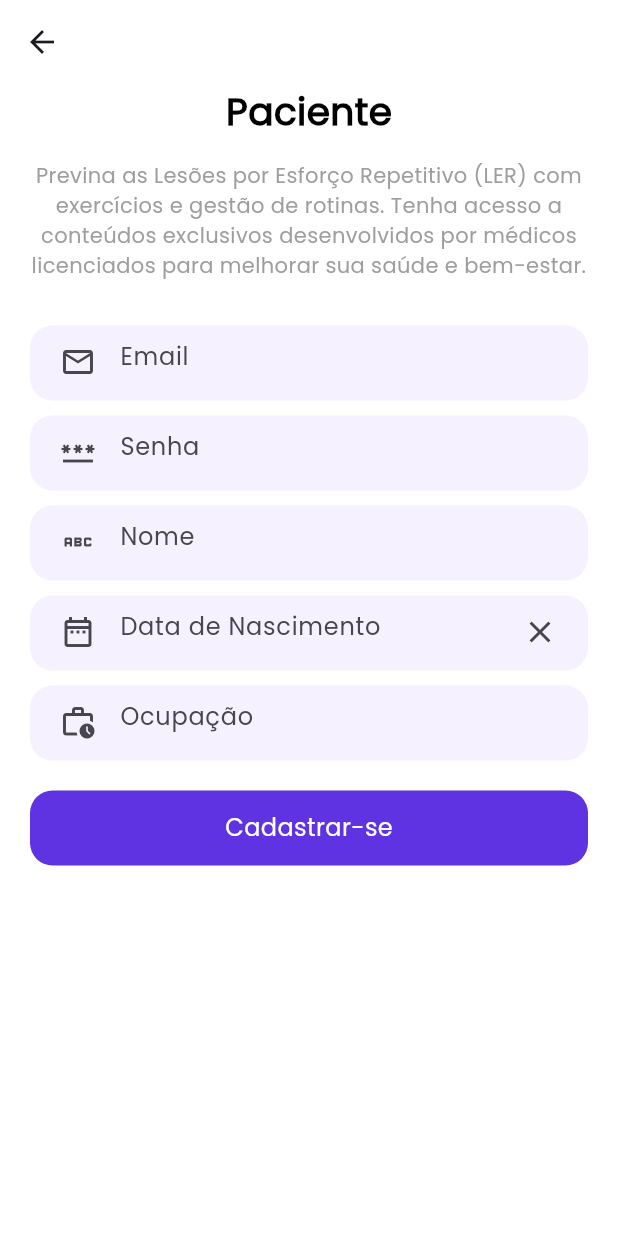
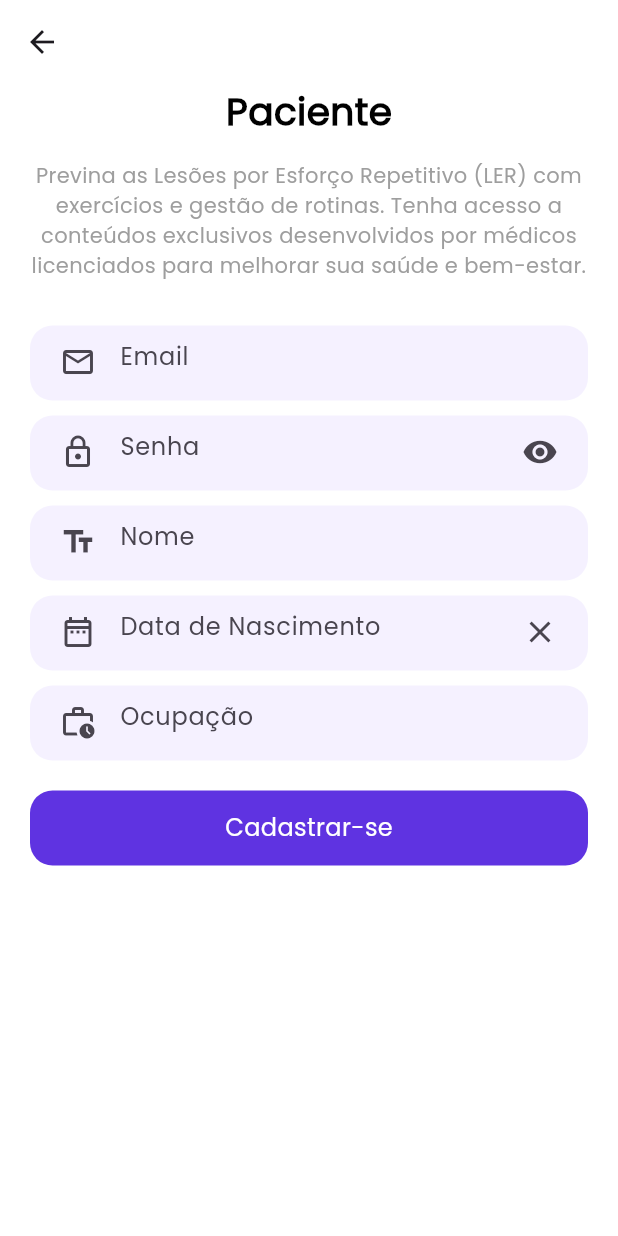
Before and after one commit to dvdgd/prev-ler-proj-mobile, a Flutter app: the screen it shows after launch, after a tap on "Cadastrar-se como Paciente", on a phone screen of 412 x 824 dp. Run offline on Flutter 3.47's test engine with Material 2 defaults, Android fonts, the light colour scheme and no system bars; our stand-ins replace flutter_dotenv, flutter_riverpod, flutter_secure_storage.

Commit message:
feat: add CustomPasswordField

```diff
--- a/lib/pages/auths/login_page.dart
+++ b/lib/pages/auths/login_page.dart
@@ -1,11 +1,12 @@
 import 'package:flutter/material.dart';
 import 'package:menu_lateral/pages/auths/register_medic_page.dart';
 import 'package:menu_lateral/pages/auths/register_patient_page.dart';
+import 'package:menu_lateral/widgets/custom_password_field.dart';
 
 import '../../main.dart';
 import '../../service/auth_service.dart';
 import '../../widgets/custom_button.dart';
-import '../../widgets/text_field_widget.dart';
+import '../../widgets/custom_text_field.dart';
 
 class LoginPage extends StatefulWidget {
   const LoginPage({super.key});
@@ -64,15 +65,14 @@ class _LoginPageState extends State<LoginPage> {
                   ),
                 ),
                 const SizedBox(height: 20),
-                TextFieldWidget(
+                CustomTextField(
                   controller: _emailController,
                   hintText: 'Email',
                   prefixIcon: const Icon(Icons.email_outlined),
                 ),
-                TextFieldWidget(
+                CustomPasswordField(
                   controller: _passwordController,
                   hintText: 'Senha',
-                  prefixIcon: const Icon(Icons.password_outlined),
                 ),
                 const SizedBox(height: 20),
                 CustomButton(
--- a/lib/pages/auths/register_medic_page.dart
+++ b/lib/pages/auths/register_medic_page.dart
@@ -5,7 +5,7 @@ import 'package:menu_lateral/widgets/custom_dropdown_button.dart';
 import '../../main.dart';
 import '../../service/auth_service.dart';
 import '../../widgets/custom_button.dart';
-import '../../widgets/text_field_widget.dart';
+import '../../widgets/custom_text_field.dart';
 
 class RegisterMedicPage extends StatefulWidget {
   const RegisterMedicPage({super.key});
@@ -75,17 +75,17 @@ class _RegisterMedicPageState extends State<RegisterMedicPage> {
                 ),
               ),
               const SizedBox(height: 20),
-              TextFieldWidget(
+              CustomTextField(
                 controller: _emailController,
                 hintText: 'Email',
                 prefixIcon: const Icon(Icons.email_outlined),
               ),
-              TextFieldWidget(
+              CustomTextField(
                 controller: _passwordController,
                 hintText: 'Senha',
                 prefixIcon: const Icon(Icons.password_outlined),
               ),
-              TextFieldWidget(
+              CustomTextField(
                 controller: _nomeController,
                 hintText: 'Nome',
                 prefixIcon: const Icon(Icons.abc),
@@ -96,7 +96,7 @@ class _RegisterMedicPageState extends State<RegisterMedicPage> {
                 hintText: 'Data de Nascimento',
                 prefixIcon: const Icon(Icons.date_range_outlined),
               ),
-              TextFieldWidget(
+              CustomTextField(
                 controller: _numeroCrmController,
                 hintText: 'Numero CRM',
                 prefixIcon: const Icon(Icons.numbers_outlined),
--- a/lib/pages/auths/register_patient_page.dart
+++ b/lib/pages/auths/register_patient_page.dart
@@ -1,10 +1,11 @@
 import 'package:flutter/material.dart';
+import 'package:menu_lateral/widgets/custom_password_field.dart';
 
 import '../../main.dart';
 import '../../service/auth_service.dart';
 import '../../widgets/custom_button.dart';
 import '../../widgets/custom_date_picker.dart';
-import '../../widgets/text_field_widget.dart';
+import '../../widgets/custom_text_field.dart';
 
 class RegisterPatientPage extends StatefulWidget {
   const RegisterPatientPage({super.key});
@@ -19,7 +20,6 @@ class _RegisterPatientPageState extends State<RegisterPatientPage> {
   final _nomeController = TextEditingController();
   final _dataNascimentoController = TextEditingController();
   final _ocupacaoController = TextEditingController();
-  final _ufCrmController = TextEditingController();
 
   Future<void> _handleRegister(context) async {
     var email = _emailController.text;
@@ -74,20 +74,23 @@ class _RegisterPatientPageState extends State<RegisterPatientPage> {
                 ),
               ),
               const SizedBox(height: 20),
-              TextFieldWidget(
+              CustomTextField(
                 controller: _emailController,
+                textInputType: TextInputType.emailAddress,
                 hintText: 'Email',
+                maxLength: 50,
                 prefixIcon: const Icon(Icons.email_outlined),
               ),
-              TextFieldWidget(
+              CustomPasswordField(
                 controller: _passwordController,
+                maxLength: 25,
                 hintText: 'Senha',
-                prefixIcon: const Icon(Icons.password_outlined),
               ),
-              TextFieldWidget(
+              CustomTextField(
                 controller: _nomeController,
                 hintText: 'Nome',
-                prefixIcon: const Icon(Icons.abc),
+                maxLength: 50,
+                prefixIcon: const Icon(Icons.text_fields_outlined),
               ),
               CustomDatePicker(
                 context: context,
@@ -95,9 +98,10 @@ class _RegisterPatientPageState extends State<RegisterPatientPage> {
                 hintText: 'Data de Nascimento',
                 prefixIcon: const Icon(Icons.date_range_outlined),
               ),
-              TextFieldWidget(
+              CustomTextField(
                 controller: _ocupacaoController,
                 hintText: 'Ocupação',
+                maxLength: 25,
                 prefixIcon: const Icon(Icons.work_history_outlined),
               ),
               const SizedBox(height: 20),
--- /dev/null
+++ b/lib/widgets/custom_password_field.dart
@@ -0,0 +1,44 @@
+import 'package:flutter/material.dart';
+import 'package:menu_lateral/widgets/custom_text_field.dart';
+
+class CustomPasswordField extends StatefulWidget {
+  final TextEditingController controller;
+  final String hintText;
+  final int? maxLength;
+  final bool? obscureText;
+
+  const CustomPasswordField({
+    super.key,
+    required this.controller,
+    required this.hintText,
+    this.maxLength,
+    this.obscureText,
+  });
+
+  @override
+  State<StatefulWidget> createState() => _CustomPasswordFieldPageState();
+}
+
+class _CustomPasswordFieldPageState extends State<CustomPasswordField> {
+  bool _obscureText = true;
+
+  @override
+  Widget build(BuildContext context) {
+    return CustomTextField(
+      controller: widget.controller,
+      hintText: widget.hintText,
+      textInputType: TextInputType.visiblePassword,
+      prefixIcon: const Icon(Icons.lock_outline),
+      obscureText: _obscureText,
+      maxLength: widget.maxLength,
+      suffixIcon: IconButton(
+        icon: Icon(_obscureText ? Icons.visibility : Icons.visibility_off),
+        onPressed: () {
+          setState(() {
+            _obscureText = !_obscureText;
+          });
+        },
+      ),
+    );
+  }
+}
--- a/lib/widgets/text_field_widget.dart
+++ b/lib/widgets/custom_text_field.dart
@@ -1,21 +1,30 @@
 import 'package:flutter/material.dart';
+import 'package:flutter/services.dart';
 
 import '../theme/theme_colors.dart';
 
-class TextFieldWidget extends StatelessWidget {
+class CustomTextField extends StatelessWidget {
   final TextEditingController controller;
   final String hintText;
   final Widget? prefixIcon;
   final Widget? suffixIcon;
   final dynamic? onSubmitted;
+  final List<FilteringTextInputFormatter>? inputFormatters;
+  final TextInputType? textInputType;
+  final int? maxLength;
+  final bool? obscureText;
 
-  const TextFieldWidget({
+  const CustomTextField({
     super.key,
     required this.controller,
     required this.hintText,
     this.prefixIcon,
     this.suffixIcon,
     this.onSubmitted,
+    this.inputFormatters,
+    this.textInputType,
+    this.maxLength,
+    this.obscureText,
   });
 
   @override
@@ -36,6 +45,9 @@ class TextFieldWidget extends StatelessWidget {
         child: Padding(
           padding: const EdgeInsets.symmetric(horizontal: 8.0),
           child: TextField(
+            inputFormatters: inputFormatters,
+            keyboardType: textInputType,
+            obscureText: obscureText ?? false,
             controller: controller,
             onSubmitted: onSubmitted,
             cursorColor: ThemeColors().blue,
```
